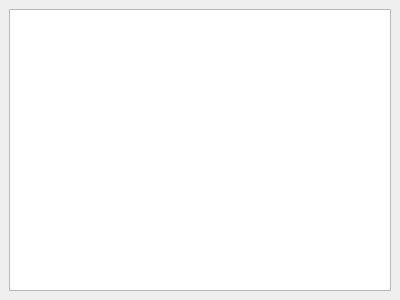
WPI-HPRC/gs-control-2024-2025, file Frontend/Windows/MainWindow/mainwindow.ui: the form before one commit.
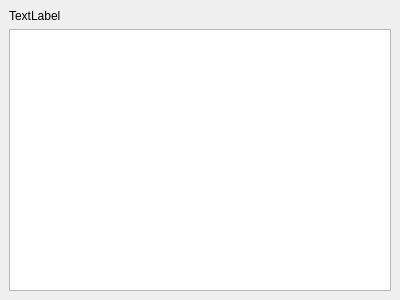
The form after the commit. Custom widgets are drawn as their Qt base class.

Commit message: added serial port connection label

What changed in the file:
```diff
--- a/Frontend/Windows/MainWindow/mainwindow.ui
+++ b/Frontend/Windows/MainWindow/mainwindow.ui
@@ -18,8 +18,15 @@
     <bool>true</bool>
    </property>
    <layout class="QGridLayout" name="gridLayout_2">
+    <item row="1" column="0">
+     <widget class="SerialPortList" name="serialPortList"/>
+    </item>
     <item row="0" column="0">
-     <widget class="SerialPortList" name="listWidget"/>
+     <widget class="QLabel" name="ConnectToRadioModuleLabel">
+      <property name="text">
+       <string>TextLabel</string>
+      </property>
+     </widget>
     </item>
    </layout>
   </widget>
```
The commit also changes 3 other files.
